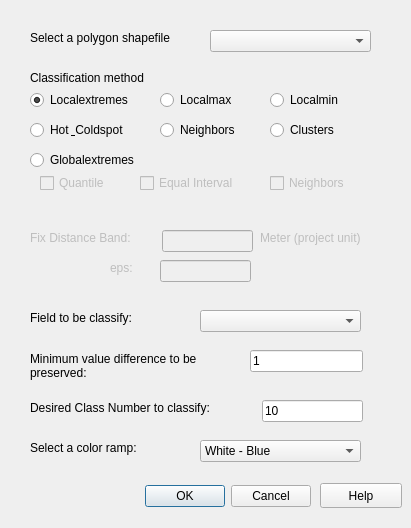
Qt form aChor_dialog_base.ui (Ariel505/aChor) before a commit.
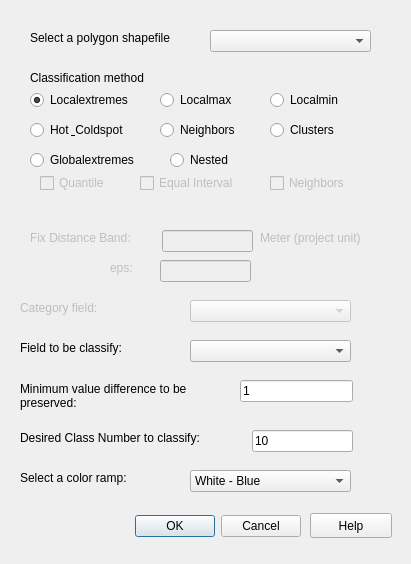
The same form after that commit.

What changed in the file:
```diff
--- a/aChor_dialog_base.ui
+++ b/aChor_dialog_base.ui
@@ -7,7 +7,7 @@
     <x>0</x>
     <y>0</y>
     <width>411</width>
-    <height>528</height>
+    <height>564</height>
    </rect>
   </property>
   <property name="windowTitle">
@@ -16,8 +16,8 @@
   <widget class="QDialogButtonBox" name="button_box">
    <property name="geometry">
     <rect>
-     <x>50</x>
-     <y>480</y>
+     <x>40</x>
+     <y>510</y>
      <width>261</width>
      <height>32</height>
     </rect>
@@ -58,8 +58,8 @@
   <widget class="QLabel" name="label_2">
    <property name="geometry">
     <rect>
-     <x>30</x>
-     <y>400</y>
+     <x>20</x>
+     <y>430</y>
      <width>221</width>
      <height>16</height>
     </rect>
@@ -71,8 +71,8 @@
   <widget class="QLabel" name="label_3">
    <property name="geometry">
     <rect>
-     <x>30</x>
-     <y>350</y>
+     <x>20</x>
+     <y>380</y>
      <width>191</width>
      <height>31</height>
     </rect>
@@ -87,8 +87,8 @@
   <widget class="QLabel" name="label_4">
    <property name="geometry">
     <rect>
-     <x>30</x>
-     <y>310</y>
+     <x>20</x>
+     <y>340</y>
      <width>141</width>
      <height>16</height>
     </rect>
@@ -100,8 +100,8 @@
   <widget class="QComboBox" name="comboBox">
    <property name="geometry">
     <rect>
-     <x>200</x>
-     <y>310</y>
+     <x>190</x>
+     <y>340</y>
      <width>161</width>
      <height>22</height>
     </rect>
@@ -110,8 +110,8 @@
   <widget class="QLabel" name="labeltext">
    <property name="geometry">
     <rect>
-     <x>30</x>
-     <y>440</y>
+     <x>20</x>
+     <y>470</y>
      <width>141</width>
      <height>16</height>
     </rect>
@@ -123,8 +123,8 @@
   <widget class="QLineEdit" name="lineEdit">
    <property name="geometry">
     <rect>
-     <x>262</x>
-     <y>400</y>
+     <x>252</x>
+     <y>430</y>
      <width>101</width>
      <height>22</height>
     </rect>
@@ -136,8 +136,8 @@
   <widget class="QLineEdit" name="lineEdit2">
    <property name="geometry">
     <rect>
-     <x>250</x>
-     <y>350</y>
+     <x>240</x>
+     <y>380</y>
      <width>113</width>
      <height>22</height>
     </rect>
@@ -207,8 +207,8 @@
   <widget class="QComboBox" name="cBox">
    <property name="geometry">
     <rect>
-     <x>200</x>
-     <y>440</y>
+     <x>190</x>
+     <y>470</y>
      <width>161</width>
      <height>22</height>
     </rect>
@@ -424,8 +424,8 @@
   <widget class="QPushButton" name="btn_help">
    <property name="geometry">
     <rect>
-     <x>320</x>
-     <y>483</y>
+     <x>310</x>
+     <y>513</y>
      <width>82</width>
      <height>25</height>
     </rect>
@@ -434,6 +434,51 @@
     <string>Help</string>
    </property>
   </widget>
+  <widget class="QLabel" name="label_9">
+   <property name="enabled">
+    <bool>false</bool>
+   </property>
+   <property name="geometry">
+    <rect>
+     <x>20</x>
+     <y>300</y>
+     <width>101</width>
+     <height>16</height>
+    </rect>
+   </property>
+   <property name="text">
+    <string>Category field:</string>
+   </property>
+  </widget>
+  <widget class="QComboBox" name="cBox2">
+   <property name="enabled">
+    <bool>false</bool>
+   </property>
+   <property name="geometry">
+    <rect>
+     <x>190</x>
+     <y>300</y>
+     <width>161</width>
+     <height>22</height>
+    </rect>
+   </property>
+  </widget>
+  <widget class="QRadioButton" name="rdb8">
+   <property name="geometry">
+    <rect>
+     <x>170</x>
+     <y>150</y>
+     <width>151</width>
+     <height>20</height>
+    </rect>
+   </property>
+   <property name="text">
+    <string>Nested</string>
+   </property>
+   <property name="autoExclusive">
+    <bool>true</bool>
+   </property>
+  </widget>
  </widget>
  <resources/>
  <connections>
```
Left out of the diff: 19 changed lines with no effect on the pictures.
